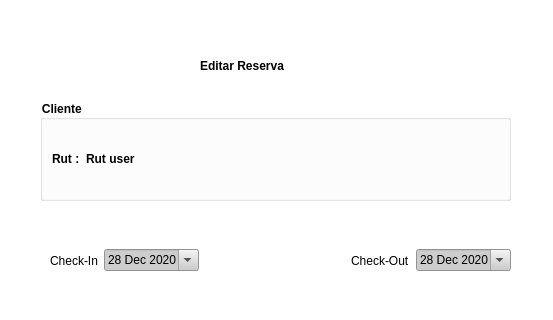
The window that UIfiles/editBooking.ui (DiteRr/IgmavaAPP) describes before a commit, drawn with Qt 5; both pictures show x 0 to 553 and y 0 to 320 of the 553 by 552 pixel window.
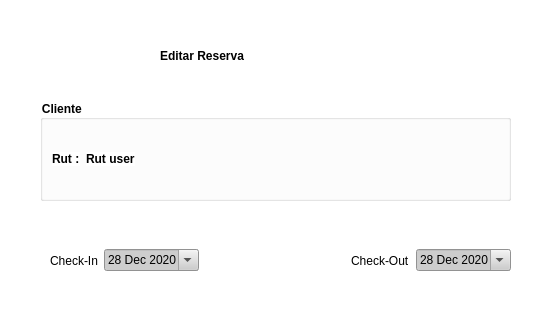
The same window after the commit.

Diff of the .ui file:
```diff
--- a/UIfiles/editBooking.ui
+++ b/UIfiles/editBooking.ui
@@ -202,10 +202,10 @@
   <widget class="QLabel" name="label_6">
    <property name="geometry">
     <rect>
-     <x>200</x>
-     <y>50</y>
-     <width>171</width>
-     <height>31</height>
+     <x>160</x>
+     <y>20</y>
+     <width>351</width>
+     <height>71</height>
     </rect>
    </property>
    <property name="styleSheet">
```
Left out of the diff: 4 changed lines with no effect on the pictures.
